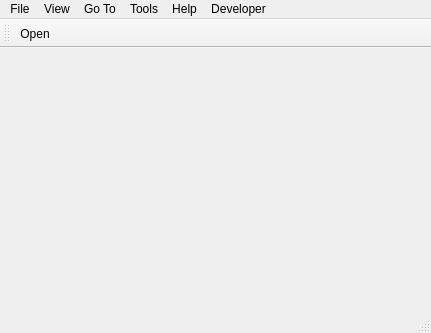
First picture: the form in PdfForQtViewer/pdfviewermainwindow.ui, repository JakubMelka/PDF4QT, before the edit.
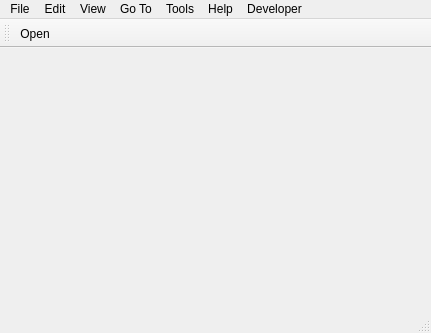
Second picture: the form after the edit. Icons and pictures are not drawn.

```diff
--- a/PdfForQtViewer/pdfviewermainwindow.ui
+++ b/PdfForQtViewer/pdfviewermainwindow.ui
@@ -96,7 +96,14 @@
     <addaction name="actionShow_Text_Blocks"/>
     <addaction name="actionShow_Text_Lines"/>
    </widget>
+   <widget class="QMenu" name="menuEdit">
+    <property name="title">
+     <string>Edit</string>
+    </property>
+    <addaction name="actionFind"/>
+   </widget>
    <addaction name="menuFile"/>
+   <addaction name="menuEdit"/>
    <addaction name="menuView"/>
    <addaction name="menuGoTo"/>
    <addaction name="menuTools"/>
```
Left out of the diff: 5 changed lines with no effect on the pictures.
